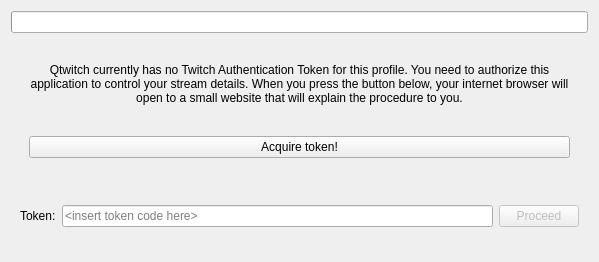
Qt form src/forms/perform_login.ui (wakeofluna/qlivestream) before a commit.
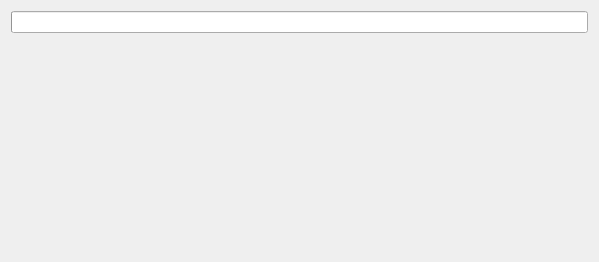
The same form after that commit.

```diff
--- a/src/forms/perform_login.ui
+++ b/src/forms/perform_login.ui
@@ -27,7 +27,7 @@
    <item>
     <widget class="QStackedWidget" name="stkFeedback">
      <property name="currentIndex">
-      <number>0</number>
+      <number>1</number>
      </property>
      <widget class="QWidget" name="pagNoToken">
       <layout class="QVBoxLayout" name="verticalLayout_2">
@@ -176,6 +176,7 @@
        </item>
       </layout>
      </widget>
+     <widget class="QWidget" name="page"/>
     </widget>
    </item>
   </layout>
```
Left out of the diff: 3 changed lines with no effect on the pictures.
